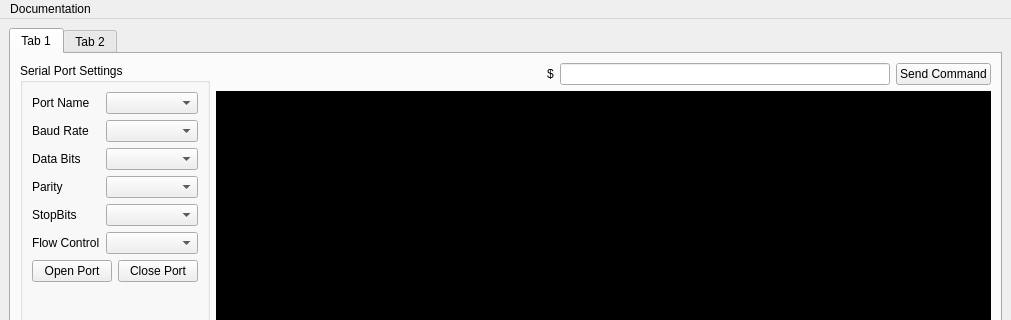
Before: the Qt Designer form mainwindow.ui in fatihsezgin/GpsParser, drawn with Qt 5; both pictures show x 0 to 1011 and y 0 to 320 of the 1011 by 752 pixel window.
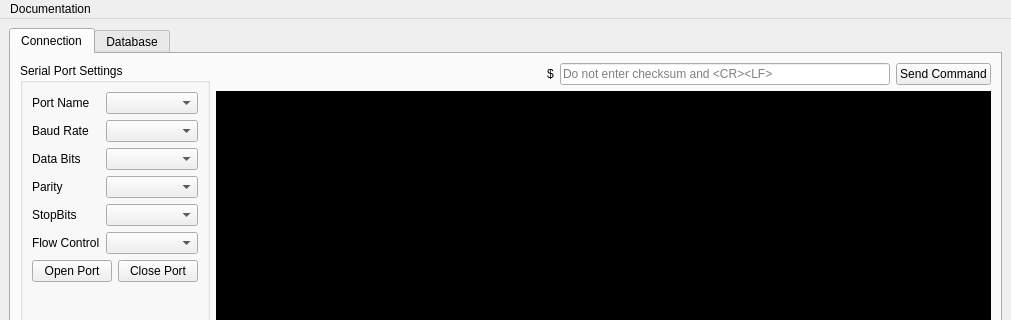
After: the same form once the commit is applied.

Commit message: details about gsvsentences is added to GUI

```diff
--- a/mainwindow.ui
+++ b/mainwindow.ui
@@ -22,7 +22,7 @@
       </property>
       <widget class="QWidget" name="tab">
        <attribute name="title">
-        <string>Tab 1</string>
+        <string>Connection</string>
        </attribute>
        <layout class="QHBoxLayout" name="horizontalLayout_6">
         <item>
@@ -160,7 +160,11 @@
                </widget>
               </item>
               <item>
-               <widget class="QLineEdit" name="lEditCommand"/>
+               <widget class="QLineEdit" name="lEditCommand">
+                <property name="placeholderText">
+                 <string>Do not enter checksum and &lt;CR&gt;&lt;LF&gt;</string>
+                </property>
+               </widget>
               </item>
               <item>
                <widget class="QPushButton" name="btnSendCommand">
@@ -204,7 +208,7 @@
       </widget>
       <widget class="QWidget" name="tab_2">
        <attribute name="title">
-        <string>Tab 2</string>
+        <string>Database</string>
        </attribute>
        <layout class="QHBoxLayout" name="horizontalLayout_9">
         <item>
```
The commit also changes 4 other files.
